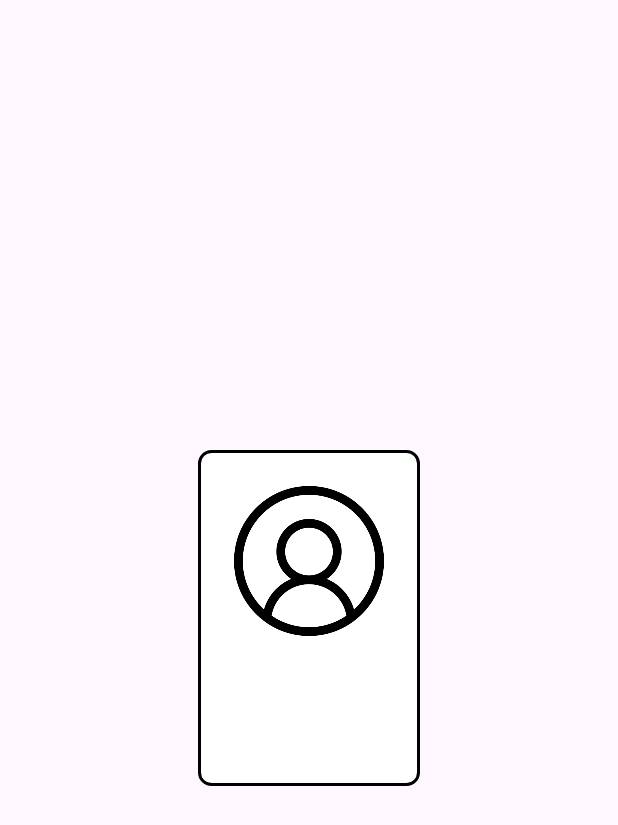
After one commit to 01157121/software-project, an Android app: the layout dialog_profile.xml on its own in the app's theme, with its tools: preview values and no code run, on a phone screen of 412 x 824 dp. The commit adds this screen. Shown: the top 825 px of the screen. Run offline under Robolectric (Android 15) with nearby library versions, the phone set to English and light mode, and no system bars.

Commit message:
註冊 profile

```diff
--- a/project_android/app/src/main/AndroidManifest.xml
+++ b/project_android/app/src/main/AndroidManifest.xml
@@ -23,6 +23,7 @@
         </activity>
         <activity android:name=".PlanningActivity"></activity>
         <activity android:name=".LoginActivity"></activity>
+        <activity android:name=".RegisterActivity"></activity>
         <activity
             android:name=".LobbyActivity"
             android:label="@string/app_name">
--- /dev/null
+++ b/project_android/app/src/main/res/drawable/black_border.xml
@@ -0,0 +1,7 @@
+<shape xmlns:android="http://schemas.android.com/apk/res/android">
+    <solid android:color="@android:color/white" />
+    <stroke
+        android:width="2dp"
+        android:color="@android:color/black" />
+    <corners android:radius="8dp" />
+</shape>
--- /dev/null
+++ b/project_android/app/src/main/res/layout/dialog_profile.xml
@@ -0,0 +1,43 @@
+<LinearLayout
+    xmlns:android="http://schemas.android.com/apk/res/android"
+    android:layout_width="wrap_content"
+    android:layout_height="wrap_content"
+    android:orientation="vertical"
+    android:padding="8dp"
+    android:background="@drawable/black_border"
+    android:layout_gravity="center">
+
+    <LinearLayout
+        android:layout_width="match_parent"
+        android:layout_height="wrap_content"
+        android:orientation="vertical"
+        android:padding="16dp"
+        android:background="@android:color/white">
+
+        <ImageView
+            android:id="@+id/profile_image"
+            android:layout_width="100dp"
+            android:layout_height="100dp"
+            android:layout_gravity="center"
+            android:src="@drawable/ic_placeholder_avatar"
+            android:scaleType="centerCrop"
+            android:layout_marginBottom="16dp" />
+
+        <TextView
+            android:id="@+id/profile_username"
+            android:layout_width="match_parent"
+            android:layout_height="wrap_content"
+            android:textSize="18sp"
+            android:textStyle="bold"
+            android:gravity="center"
+            android:layout_marginBottom="8dp" />
+
+        <TextView
+            android:id="@+id/profile_email"
+            android:layout_width="match_parent"
+            android:layout_height="wrap_content"
+            android:textSize="14sp"
+            android:gravity="center"
+            android:layout_marginBottom="8dp" />
+    </LinearLayout>
+</LinearLayout>
--- a/project_android/gradle/libs.versions.toml
+++ b/project_android/gradle/libs.versions.toml
@@ -11,6 +11,7 @@ activity = "1.8.0"
 constraintlayout = "2.1.4"
 firebaseCommonKtx = "21.0.0"
 firebaseAuthKtx = "23.1.0"
+firebaseDatabaseKtx = "21.0.0"
 
 [libraries]
 androidx-core-ktx = { group = "androidx.core", name = "core-ktx", version.ref = "coreKtx" }
@@ -23,6 +24,7 @@ androidx-activity = { group = "androidx.activity", name = "activity", version.re
 androidx-constraintlayout = { group = "androidx.constraintlayout", name = "constraintlayout", version.ref = "constraintlayout" }
 firebase-common-ktx = { group = "com.google.firebase", name = "firebase-common-ktx", version.ref = "firebaseCommonKtx" }
 firebase-auth-ktx = { group = "com.google.firebase", name = "firebase-auth-ktx", version.ref = "firebaseAuthKtx" }
+firebase-database-ktx = { group = "com.google.firebase", name = "firebase-database-ktx", version.ref = "firebaseDatabaseKtx" }
 
 [plugins]
 android-application = { id = "com.android.application", version.ref = "agp" }
```
Also changed, not shown: project_android/app/build.gradle.kts (+6 -1 lines), project_android/app/src/main/java/com/example/project_android/LobbyActivity.kt (+55 -2 lines), project_android/app/src/main/java/com/example/project_android/LoginActivity.kt (+32 -17 lines), project_android/app/src/main/java/com/example/project_android/RegisterActivity.kt (added, +96 -0 lines), project_android/app/src/main/res/layout/activity_register.xml (added, +98 -0 lines), project_android/app/src/main/res/drawable/ic_placeholder_avatar.png (added).
